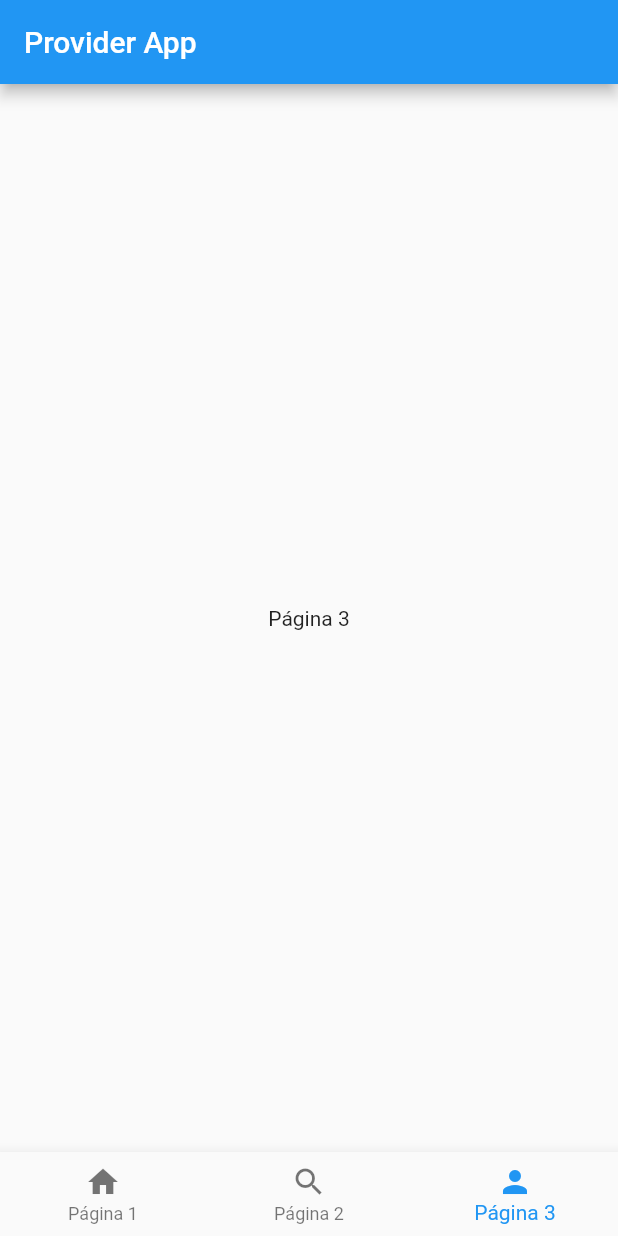
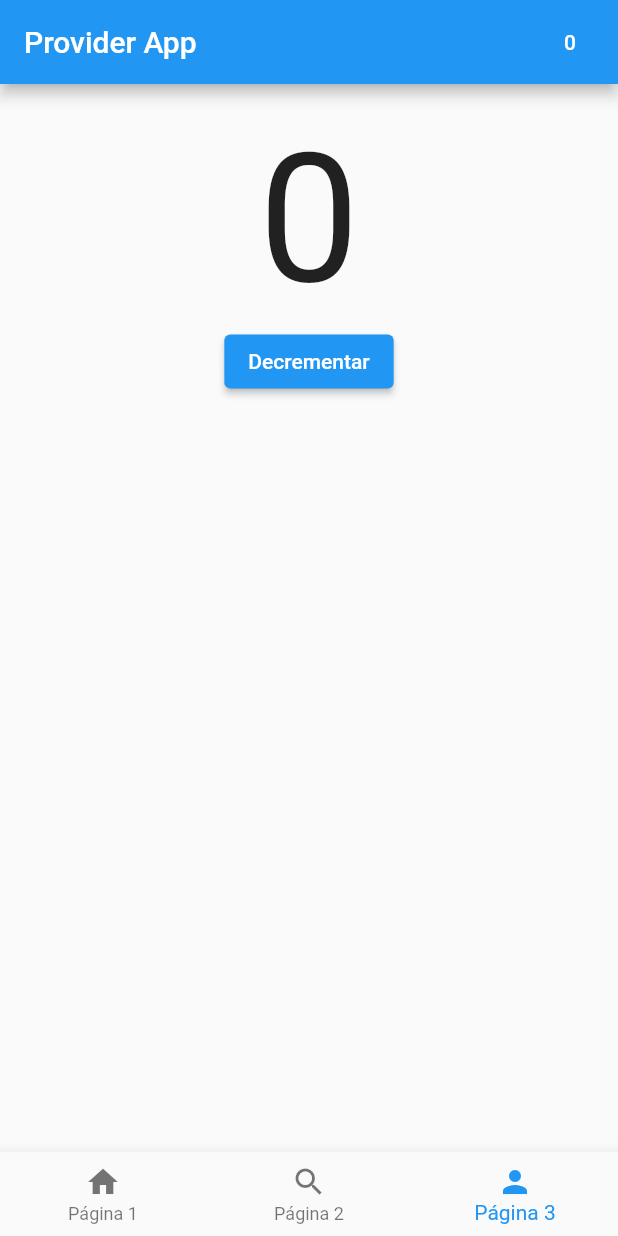
Before and after one commit to arodriguezgim/PMDM2526, a Flutter app: the screen it shows after launch, item 3 of the bottom bar chosen, on a phone screen of 412 x 824 dp. Run offline on Flutter 3.47's test engine with Material 3 defaults, Android fonts, the phone set to English and light mode, and no system bars.

Commit message:
Fin clase Jueves

```diff
--- a/Flutter/gestor_de_estados/lib/pages/page2.dart
+++ b/Flutter/gestor_de_estados/lib/pages/page2.dart
@@ -1,4 +1,6 @@
 import 'package:flutter/material.dart';
+import 'package:gestor_de_estados/providers/contador_provider.dart';
+import 'package:provider/provider.dart';
 
 class Pagina2 extends StatelessWidget {
   const Pagina2({super.key});
@@ -7,7 +9,10 @@ class Pagina2 extends StatelessWidget {
   Widget build(BuildContext context) {
     return Scaffold(
       body: Center(
-        child: Text('Página 2'),
+        child: Text(
+          context.watch<ContadorProvider>().contador.toString(),
+          style: TextStyle(fontSize: 160),
+        ),
       ),
     );
   }
--- a/Flutter/gestor_de_estados/lib/pages/page3.dart
+++ b/Flutter/gestor_de_estados/lib/pages/page3.dart
@@ -1,4 +1,6 @@
 import 'package:flutter/material.dart';
+import 'package:gestor_de_estados/providers/contador_provider.dart';
+import 'package:provider/provider.dart';
 
 class Pagina3 extends StatelessWidget {
   const Pagina3({super.key});
@@ -7,8 +9,19 @@ class Pagina3 extends StatelessWidget {
   Widget build(BuildContext context) {
     return Scaffold(
       body: Center(
-        child: Text('Página 3'),
-      ),
+        child: Column(
+          children: [
+            SizedBox(height: 20,),
+            Text(
+              context.watch<ContadorProvider>().contador.toString(),
+              style: TextStyle(fontSize: 120),),
+            ElevatedButton(onPressed: (){
+              // Aqui vamos a acceder al provider y llamar a la funcion incrementar()
+              context.read<ContadorProvider>().decrementar();
+            }, child: Text('Decrementar'))
+          ],
+        ),
+      )
     );
   }
 }
--- /dev/null
+++ b/Flutter/gestor_de_estados/lib/providers/contador_provider.dart
@@ -0,0 +1,23 @@
+import 'package:flutter/material.dart';
+
+// Este provider va a manejar el contador de lapagina 1
+// ChangeNotifier es una clase que proporciona notificaciones a los Widgets cuando el estado cambia
+class ContadorProvider extends ChangeNotifier {
+
+  int _contador = 0;
+  // Cuando tenemos un estado con Provider hemos de poder hacer DOS cosas:
+  // 1 - Poder leer el valor de ese estado
+  // 2 - Poder modificar el valor de este estado
+  int get contador => _contador;
+
+  void incrementar(){
+    _contador++;
+    notifyListeners();
+  }
+
+  void decrementar(){
+    _contador--;
+    notifyListeners();
+  }
+
+}
--- a/Flutter/gestor_de_estados/lib/screens/home_screen.dart
+++ b/Flutter/gestor_de_estados/lib/screens/home_screen.dart
@@ -2,6 +2,8 @@ import 'package:flutter/material.dart';
 import 'package:gestor_de_estados/pages/page1.dart';
 import 'package:gestor_de_estados/pages/page2.dart';
 import 'package:gestor_de_estados/pages/page3.dart';
+import 'package:gestor_de_estados/providers/contador_provider.dart';
+import 'package:provider/provider.dart';
 
 class HomeScreen extends StatefulWidget {
 
@@ -18,7 +20,16 @@ class _HomeScreenState extends State<HomeScreen> {
   @override
   Widget build(BuildContext context) {
     return Scaffold(
-      appBar: AppBar(title: Text('Provider App'),),
+      appBar: AppBar(
+        title: Text('Provider App'),
+        actions: [
+          TextButton(
+            onPressed: null,
+            child: Text(
+              context.watch<ContadorProvider>().contador.toString(),
+              style: TextStyle(color: Colors.white),),
+              )
+        ],),
       body: _paginas[_currentIndex],
       bottomNavigationBar: BottomNavigationBar(
         currentIndex: _currentIndex,
```
Also changed, not shown: Flutter/gestor_de_estados/lib/main.dart (+7 -1 lines), Flutter/gestor_de_estados/lib/pages/page1.dart (+8 -6 lines).
